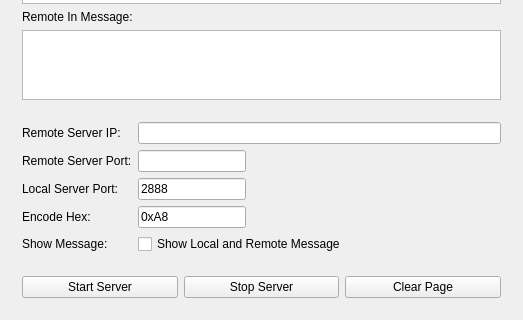
This is src/sendmsgserver.ui in ryanliang000/TCPEncodeForward as Qt 5 draws it before an edit; both pictures show x 0 to 523 and y 204 to 524 of the 523 by 524 pixel window. The edited form follows.
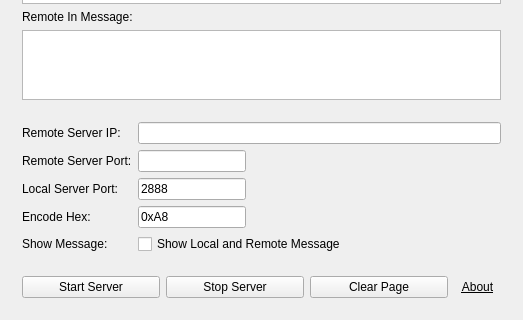
This is the edited form.

Commit message: add about info

```diff
--- a/src/sendmsgserver.ui
+++ b/src/sendmsgserver.ui
@@ -206,6 +206,21 @@
             </property>
            </widget>
           </item>
+          <item>
+           <widget class="QToolButton" name="about">
+            <property name="font">
+             <font>
+              <underline>true</underline>
+             </font>
+            </property>
+            <property name="text">
+             <string>About</string>
+            </property>
+            <property name="autoRaise">
+             <bool>true</bool>
+            </property>
+           </widget>
+          </item>
          </layout>
         </widget>
        </item>
```
Left out of the diff: 2 changed lines with no effect on the pictures. The commit also changes 17 other files.
